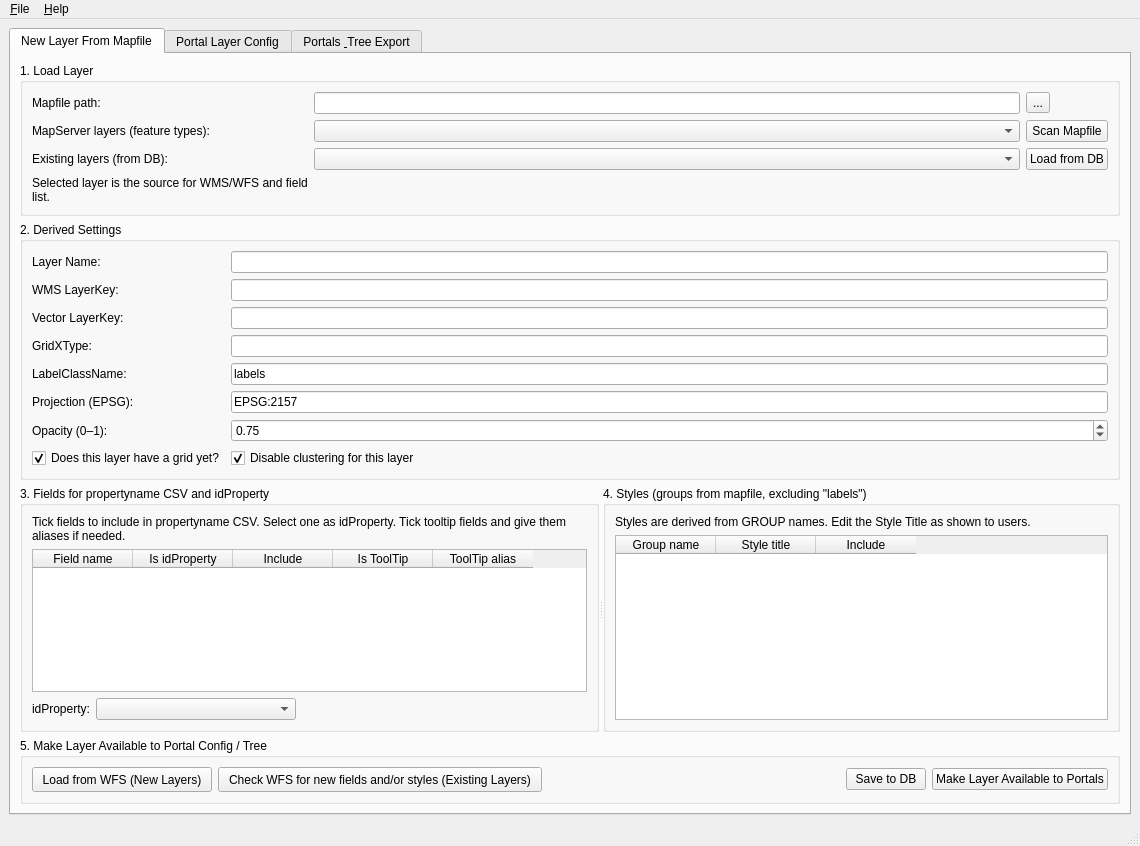
select-8/LayerMaker, file json_generator/LayerConfigNewLayerWizard_REDESIGN_TAB2_v6.ui: the form before one commit.
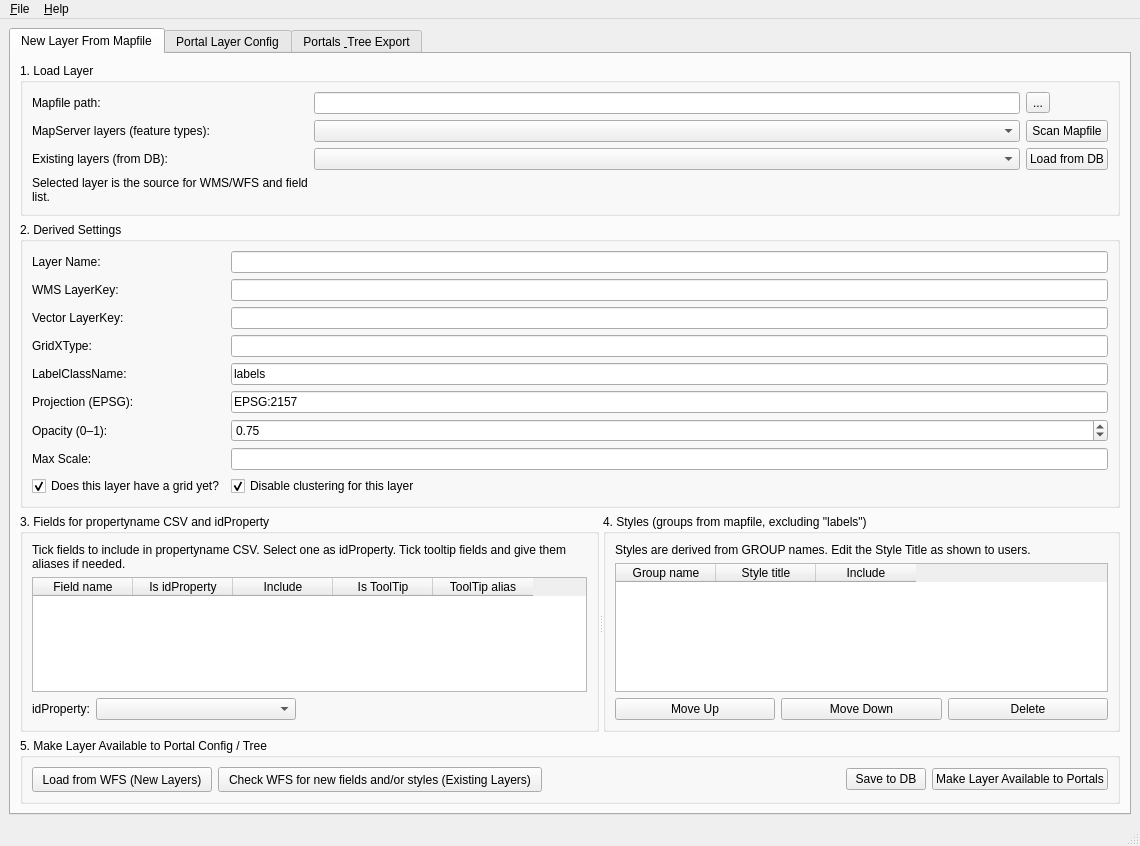
The form after the commit.

```diff
--- a/json_generator/LayerConfigNewLayerWizard_REDESIGN_TAB2_v6.ui
+++ b/json_generator/LayerConfigNewLayerWizard_REDESIGN_TAB2_v6.ui
@@ -240,6 +240,16 @@
              </property>
             </widget>
            </item>
+           <item row="8" column="1">
+            <widget class="QLineEdit" name="txtWfsMaxScale"/>
+           </item>
+           <item row="8" column="0">
+            <widget class="QLabel" name="label_maxscale">
+             <property name="text">
+              <string>Max Scale:</string>
+             </property>
+            </widget>
+           </item>
           </layout>
          </widget>
         </item>
@@ -371,6 +381,31 @@
                  </column>
                 </widget>
                </item>
+               <item>
+                <layout class="QHBoxLayout" name="horizontalLayout">
+                 <item>
+                  <widget class="QPushButton" name="btnStyleMoveUp">
+                   <property name="text">
+                    <string>Move Up</string>
+                   </property>
+                  </widget>
+                 </item>
+                 <item>
+                  <widget class="QPushButton" name="btnStyleMoveDown">
+                   <property name="text">
+                    <string>Move Down</string>
+                   </property>
+                  </widget>
+                 </item>
+                 <item>
+                  <widget class="QPushButton" name="btnStyleDelete">
+                   <property name="text">
+                    <string>Delete</string>
+                   </property>
+                  </widget>
+                 </item>
+                </layout>
+               </item>
               </layout>
              </widget>
             </item>
```
Left out of the diff: 2 changed lines with no effect on the pictures.
